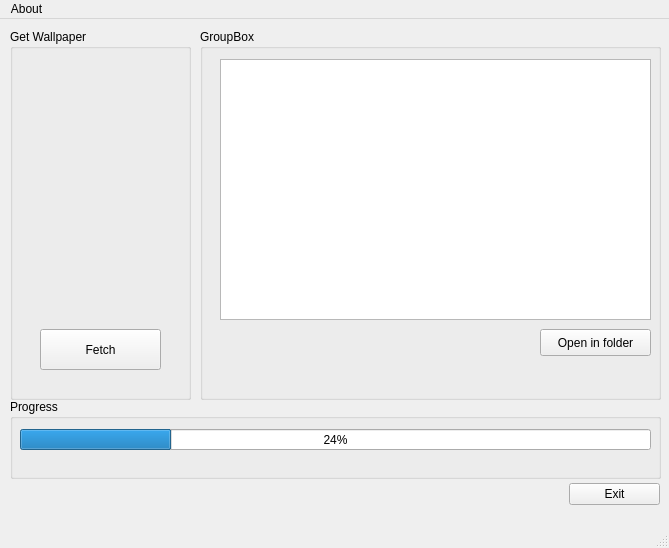
Qt form form/bingbg.ui (the0cp/Bing-Wallpaper-GUI) before a commit.
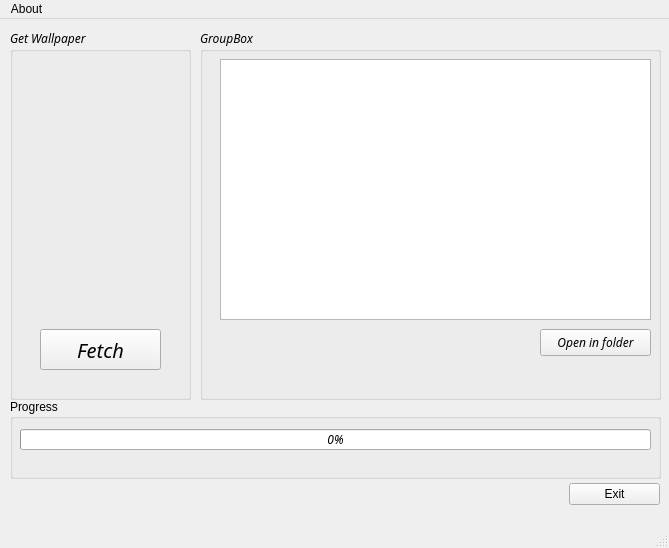
The same form after that commit.

Patch:
```diff
--- a/form/bingbg.ui
+++ b/form/bingbg.ui
@@ -32,6 +32,12 @@
          <verstretch>0</verstretch>
         </sizepolicy>
        </property>
+       <property name="font">
+        <font>
+         <family>Linux Libertine Display O</family>
+         <italic>true</italic>
+        </font>
+       </property>
        <property name="title">
         <string>Get Wallpaper</string>
        </property>
@@ -44,6 +50,13 @@
           <height>41</height>
          </rect>
         </property>
+        <property name="font">
+         <font>
+          <family>Linux Libertine Display O</family>
+          <pointsize>15</pointsize>
+          <italic>true</italic>
+         </font>
+        </property>
         <property name="text">
          <string>Fetch</string>
         </property>
@@ -67,6 +80,12 @@
     <layout class="QHBoxLayout" name="horizontalLayout_2">
      <item>
       <widget class="QGroupBox" name="groupBox_2">
+       <property name="font">
+        <font>
+         <family>Linux Libertine Display O</family>
+         <italic>true</italic>
+        </font>
+       </property>
        <property name="title">
         <string>GroupBox</string>
        </property>
@@ -124,8 +143,16 @@
           <height>21</height>
          </rect>
         </property>
+        <property name="font">
+         <font>
+          <family>Linux Libertine Display O</family>
+          <weight>50</weight>
+          <italic>true</italic>
+          <bold>false</bold>
+         </font>
+        </property>
         <property name="value">
-         <number>24</number>
+         <number>0</number>
         </property>
        </widget>
       </widget>
```
